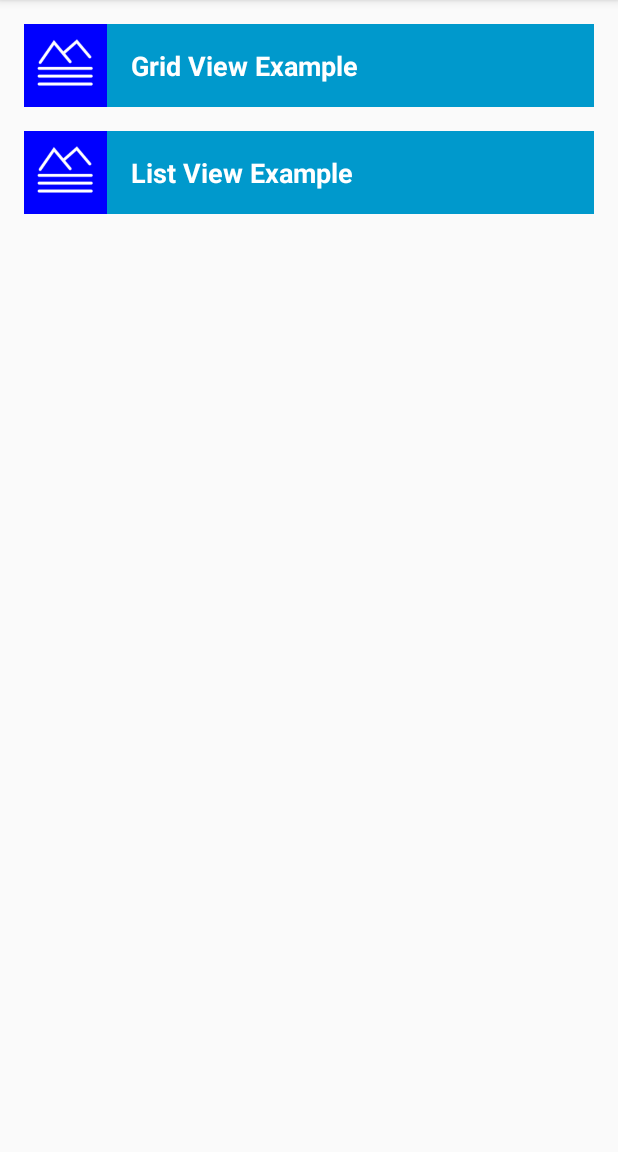
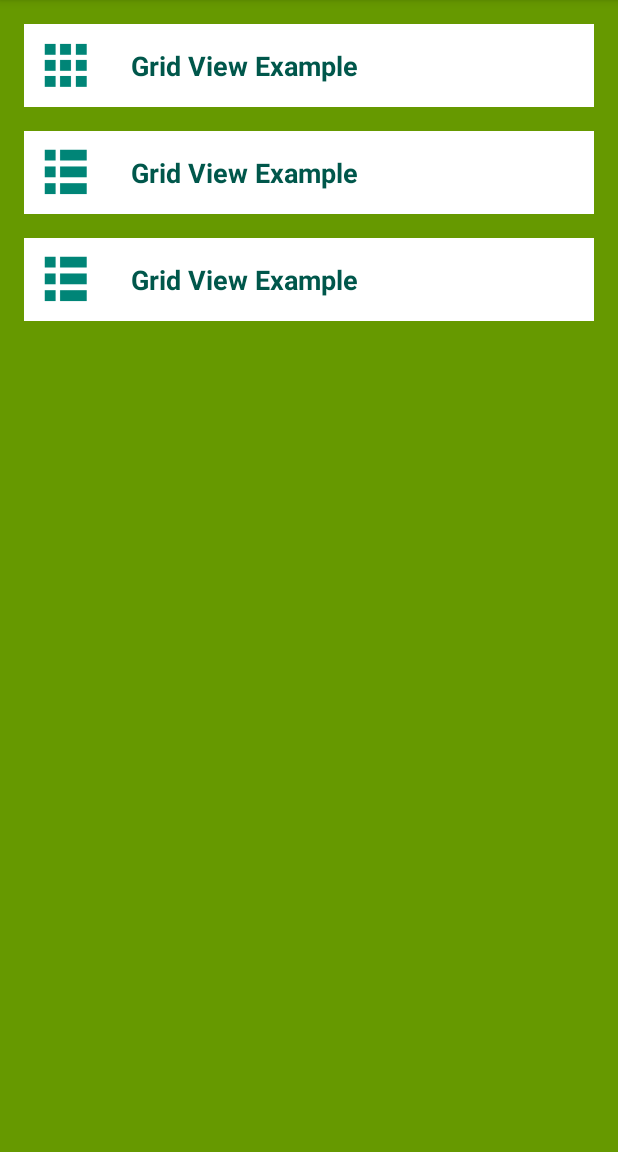
Before and after one commit to kebunit/android-all-in-one, an Android app: the screen it shows after launch (MainActivity), on a phone screen of 412 x 824 dp, the part 84-1236 px from its top. Run offline under Robolectric (Android 15) with nearby library versions, the phone set to English and light mode, and no system bars.

Commit message:
Recycler View Example

```diff
--- a/app/build.gradle
+++ b/app/build.gradle
@@ -19,10 +19,11 @@ android {
 }
 
 dependencies {
-    implementation fileTree(dir: 'libs', include: ['*.jar'])
+    implementation fileTree(include: ['*.jar'], dir: 'libs')
     implementation 'com.android.support:appcompat-v7:28.0.0'
     implementation 'com.android.support.constraint:constraint-layout:1.1.3'
     testImplementation 'junit:junit:4.12'
     androidTestImplementation 'com.android.support.test:runner:1.0.2'
     androidTestImplementation 'com.android.support.test.espresso:espresso-core:3.0.2'
+    implementation 'com.android.support:recyclerview-v7:28.0.0'
 }
--- a/app/src/main/AndroidManifest.xml
+++ b/app/src/main/AndroidManifest.xml
@@ -9,7 +9,8 @@
         android:roundIcon="@mipmap/ic_launcher_round"
         android:supportsRtl="true"
         android:theme="@style/AppTheme">
-        <activity android:name=".listview.ListViewActivity"></activity>
+        <activity android:name=".recyclerview.RecyclerViewActivity"></activity>
+        <activity android:name=".listview.ListViewActivity" />
         <activity android:name=".gridview.GridViewActivity" />
         <activity android:name=".MainActivity">
             <intent-filter>
--- a/app/src/main/java/com/kebunit/androidallinone/MainActivity.java
+++ b/app/src/main/java/com/kebunit/androidallinone/MainActivity.java
@@ -3,14 +3,16 @@ package com.kebunit.androidallinone;
 import android.content.Intent;
 import android.support.v7.app.AppCompatActivity;
 import android.os.Bundle;
+import android.support.v7.widget.RecyclerView;
 import android.view.View;
 import android.widget.LinearLayout;
 
 import com.kebunit.androidallinone.gridview.GridViewActivity;
 import com.kebunit.androidallinone.listview.ListViewActivity;
+import com.kebunit.androidallinone.recyclerview.RecyclerViewActivity;
 
 public class MainActivity extends AppCompatActivity implements View.OnClickListener {
-    private LinearLayout gridClick, listClick;
+    private LinearLayout gridClick, listClick, recyclerClick;
     @Override
     protected void onCreate(Bundle savedInstanceState) {
         super.onCreate(savedInstanceState);
@@ -20,13 +22,20 @@ public class MainActivity extends AppCompatActivity implements View.OnClickListe
 
         listClick = (LinearLayout)findViewById(R.id.list_click);
         listClick.setOnClickListener(this);
+
+        recyclerClick = (LinearLayout)findViewById(R.id.recycler_click);
+        recyclerClick.setOnClickListener(this);
     }
 
     @Override
     public void onClick(View v) {
         switch (v.getId()) {
+            case R.id.recycler_click :
+                Intent intent = new Intent(this, RecyclerViewActivity.class);
+                startActivity(intent);
+                break;
             case R.id.list_click :
-                Intent intent = new Intent(this, ListViewActivity.class);
+                intent = new Intent(this, ListViewActivity.class);
                 startActivity(intent);
                 break;
             case R.id.grid_click :
--- a/app/src/main/res/layout/activity_main.xml
+++ b/app/src/main/res/layout/activity_main.xml
@@ -6,7 +6,8 @@
     android:layout_height="match_parent"
     android:orientation="vertical"
     tools:context=".MainActivity"
-    android:padding="16dp">
+    android:padding="16dp"
+    android:background="@android:color/holo_green_dark">
 
     <LinearLayout
         android:id="@+id/grid_click"
@@ -15,19 +16,21 @@
         android:orientation="horizontal"
         android:gravity="center_vertical"
         android:clickable="true"
-        android:layout_marginBottom="16dp"
-        android:background="@android:color/holo_blue_dark">
+        android:background="@android:color/white"
+        android:layout_marginBottom="16dp">
         <ImageView
             android:layout_width="55dp"
             android:layout_height="55dp"
-            android:src="@drawable/icon"/>
+            android:src="@drawable/grid"
+            android:padding="8dp"
+            android:tint="@color/colorPrimary"/>
         <TextView
             android:layout_width="match_parent"
             android:layout_height="wrap_content"
             android:text="Grid View Example"
             android:textSize="18sp"
             android:textStyle="bold"
-            android:textColor="@android:color/white"
+            android:textColor="@color/colorPrimaryDark"
             android:paddingLeft="16dp"/>
     </LinearLayout>
 
@@ -36,21 +39,48 @@
         android:layout_width="match_parent"
         android:layout_height="wrap_content"
         android:orientation="horizontal"
+        android:gravity="center_vertical"
         android:clickable="true"
-        android:gravity="center_vertical"
-        android:layout_marginBottom="16dp"
-        android:background="@android:color/holo_blue_dark">
+        android:background="@android:color/white"
+        android:layout_marginBottom="16dp">
         <ImageView
             android:layout_width="55dp"
             android:layout_height="55dp"
-            android:src="@drawable/icon"/>
+            android:src="@drawable/list"
+            android:padding="8dp"
+            android:tint="@color/colorPrimary"/>
         <TextView
             android:layout_width="match_parent"
             android:layout_height="wrap_content"
-            android:text="List View Example"
+            android:text="Grid View Example"
             android:textSize="18sp"
             android:textStyle="bold"
-            android:textColor="@android:color/white"
+            android:textColor="@color/colorPrimaryDark"
+            android:paddingLeft="16dp"/>
+    </LinearLayout>
+
+    <LinearLayout
+        android:id="@+id/recycler_click"
+        android:layout_width="match_parent"
+        android:layout_height="wrap_content"
+        android:orientation="horizontal"
+        android:gravity="center_vertical"
+        android:clickable="true"
+        android:background="@android:color/white"
+        android:layout_marginBottom="16dp">
+        <ImageView
+            android:layout_width="55dp"
+            android:layout_height="55dp"
+            android:src="@drawable/list"
+            android:padding="8dp"
+            android:tint="@color/colorPrimary"/>
+        <TextView
+            android:layout_width="match_parent"
+            android:layout_height="wrap_content"
+            android:text="Grid View Example"
+            android:textSize="18sp"
+            android:textStyle="bold"
+            android:textColor="@color/colorPrimaryDark"
             android:paddingLeft="16dp"/>
     </LinearLayout>
 
```
Also changed, not shown: app/src/main/java/com/kebunit/androidallinone/recyclerview/RecyclerViewActivity.java (added, +18 -0 lines), app/src/main/java/com/kebunit/androidallinone/recyclerview/RecyclerViewAdapter.java (added, +63 -0 lines), app/src/main/java/com/kebunit/androidallinone/recyclerview/RecyclerViewFragment.java (added, +47 -0 lines), app/src/main/res/layout/recycler_view_fragment.xml (added, +9 -0 lines), app/src/main/res/drawable/grid.png (added), app/src/main/res/drawable/list.png (added).
